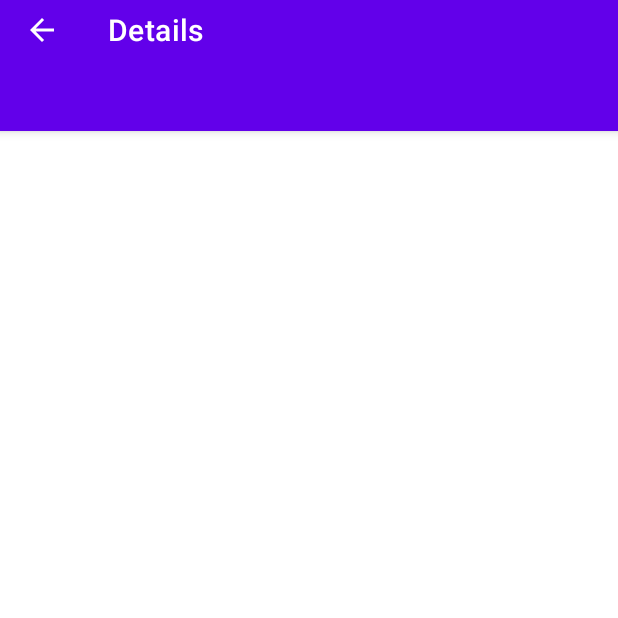
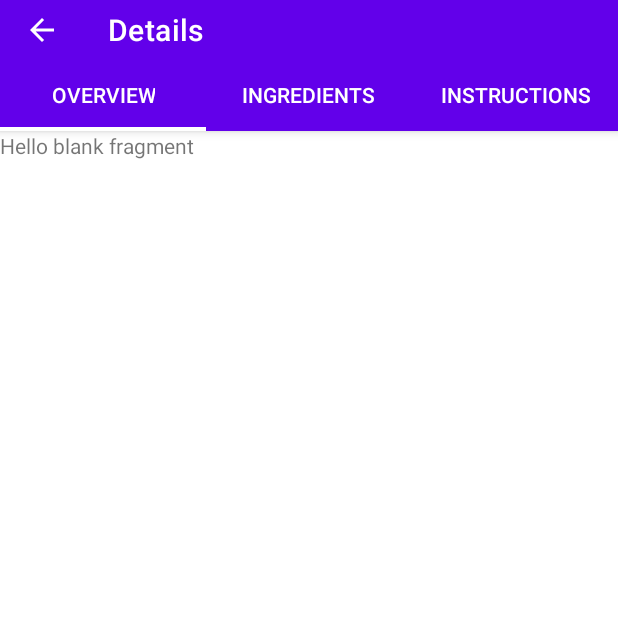
Before and after one commit to SeifEldinMohamed/Foody-App, an Android app: the DetailsActivity screen opened directly, with no data from a screen before it, on a phone screen of 412 x 824 dp, the top half of it. Run offline under Robolectric (Android 15) with nearby library versions, the phone set to English and light mode, and no system bars; our stand-ins replace sdp/ssp sizes; Roboto replaces fonts that are not available here; 2 statements that could not run were skipped.

```diff
--- a/app/src/main/java/com/seif/foody/ui/DetailsActivity.kt
+++ b/app/src/main/java/com/seif/foody/ui/DetailsActivity.kt
@@ -4,16 +4,26 @@ import androidx.appcompat.app.AppCompatActivity
 import android.os.Bundle
 import android.view.MenuItem
 import androidx.core.content.ContextCompat
+import androidx.fragment.app.Fragment
 import androidx.navigation.Navigation
 import androidx.navigation.findNavController
 import androidx.navigation.fragment.findNavController
+import androidx.navigation.navArgs
 import com.seif.foody.R
+import com.seif.foody.adapters.PagerAdapter
 import com.seif.foody.databinding.ActivityDetailsBinding
+import com.seif.foody.ui.fragments.ingredients.IngredientsFragment
+import com.seif.foody.ui.fragments.instructions.InstructionsFragment
+import com.seif.foody.ui.fragments.overview.OverviewFragment
 import kotlinx.android.synthetic.main.activity_details.*
+import kotlinx.android.synthetic.main.activity_details.view.*
+import kotlinx.android.synthetic.main.placeholder_row_layout.*
 
 class DetailsActivity : AppCompatActivity() {
     lateinit var binding: ActivityDetailsBinding
+    private val args by navArgs<DetailsActivityArgs>()
     override fun onCreate(savedInstanceState: Bundle?) {
+
         super.onCreate(savedInstanceState)
         binding = ActivityDetailsBinding.inflate(layoutInflater)
         setContentView(binding.root)
@@ -21,6 +31,27 @@ class DetailsActivity : AppCompatActivity() {
         setSupportActionBar(binding.toolbar)
         binding.toolbar.setTitleTextColor(ContextCompat.getColor(this, R.color.white))
         supportActionBar?.setDisplayHomeAsUpEnabled(true)
+
+        val fragments = ArrayList<Fragment>()
+        fragments.add(OverviewFragment())
+        fragments.add(IngredientsFragment())
+        fragments.add(InstructionsFragment())
+
+        val titles = ArrayList<String>()
+        titles.add("Overview")
+        titles.add("Ingredients")
+        titles.add("Instructions")
+        val resultBundle = Bundle()
+        resultBundle.putParcelable("recipeBundle", args.result)
+
+        val adpater = PagerAdapter(
+            resultBundle,
+            fragments,
+            titles,
+            supportFragmentManager
+        )
+        binding.viewPager.adapter = adpater
+        binding.tabLayout.setupWithViewPager(binding.viewPager)
 
     }
 
--- a/app/src/main/res/layout/activity_details.xml
+++ b/app/src/main/res/layout/activity_details.xml
@@ -21,6 +21,7 @@
             android:layout_height="@dimen/_30sdp" />
 
         <com.google.android.material.tabs.TabLayout
+            android:id="@+id/tabLayout"
             style="@style/CustomTapLayoutStyle"
             android:layout_width="match_parent"
             android:layout_height="wrap_content"
```
